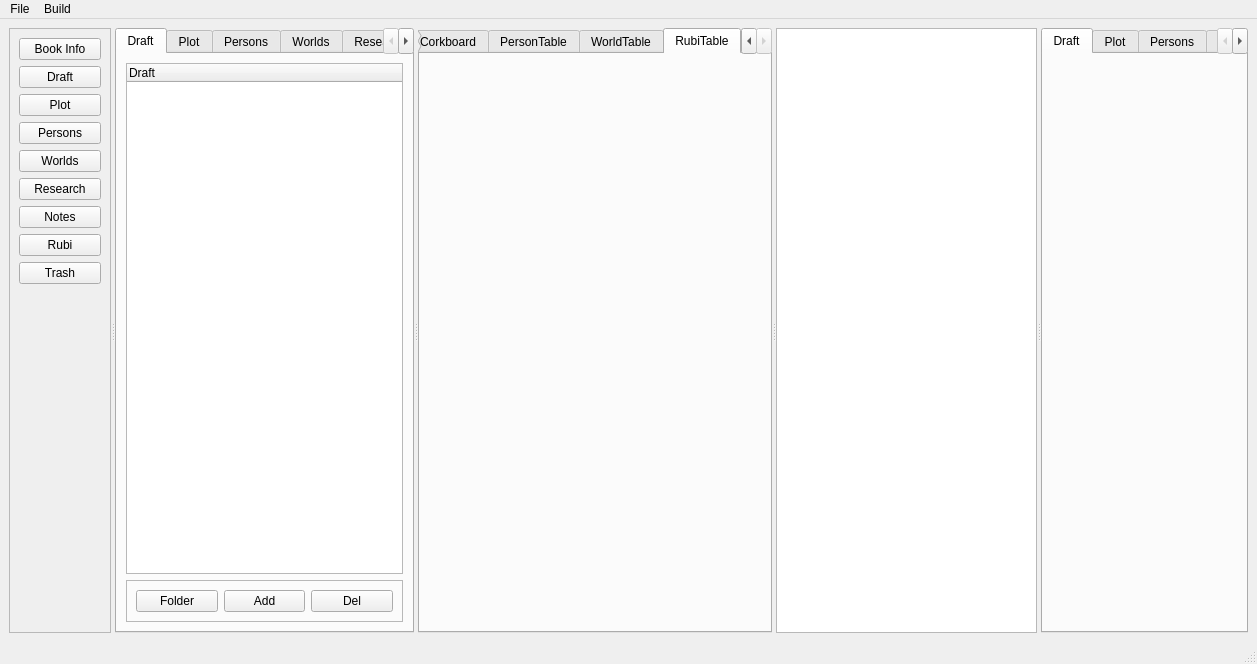
Above: mainwindow.ui from NovelLab/sms-editor1 before the change. Below: the same form after it.
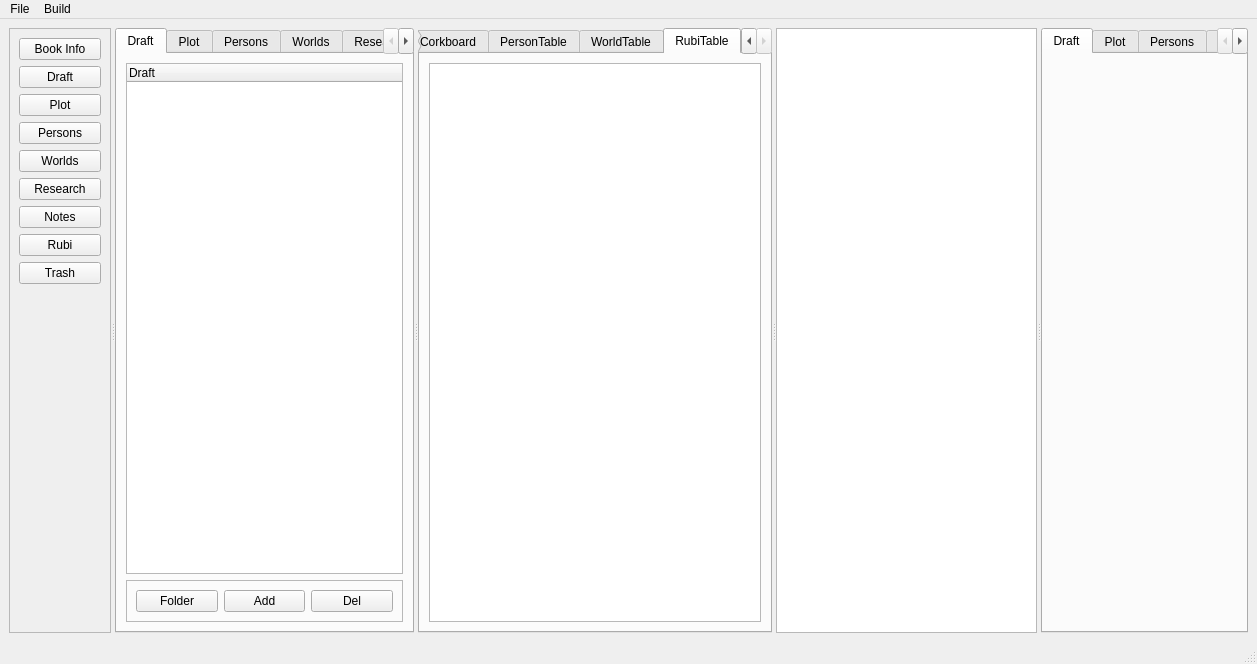
That is the form after the change. The open tabs and pages were chosen to show the change. Custom widgets are drawn as their Qt base class.

Commit message: Add: rubi table view and model.

The edit to the form file:
```diff
--- a/mainwindow.ui
+++ b/mainwindow.ui
@@ -678,6 +678,11 @@
         <attribute name="title">
          <string>RubiTable</string>
         </attribute>
+        <layout class="QVBoxLayout" name="verticalLayout_16">
+         <item>
+          <widget class="RubiTableView" name="rubiTableView"/>
+         </item>
+        </layout>
        </widget>
       </widget>
       <widget class="TextEdit" name="mainEditor"/>
@@ -846,6 +851,11 @@
    <extends>QTreeWidget</extends>
    <header>views/rubitree.h</header>
   </customwidget>
+  <customwidget>
+   <class>RubiTableView</class>
+   <extends>QTableView</extends>
+   <header>views/rubitableview.h</header>
+  </customwidget>
  </customwidgets>
  <resources/>
  <connections/>
```
The commit also changes 8 other files.
